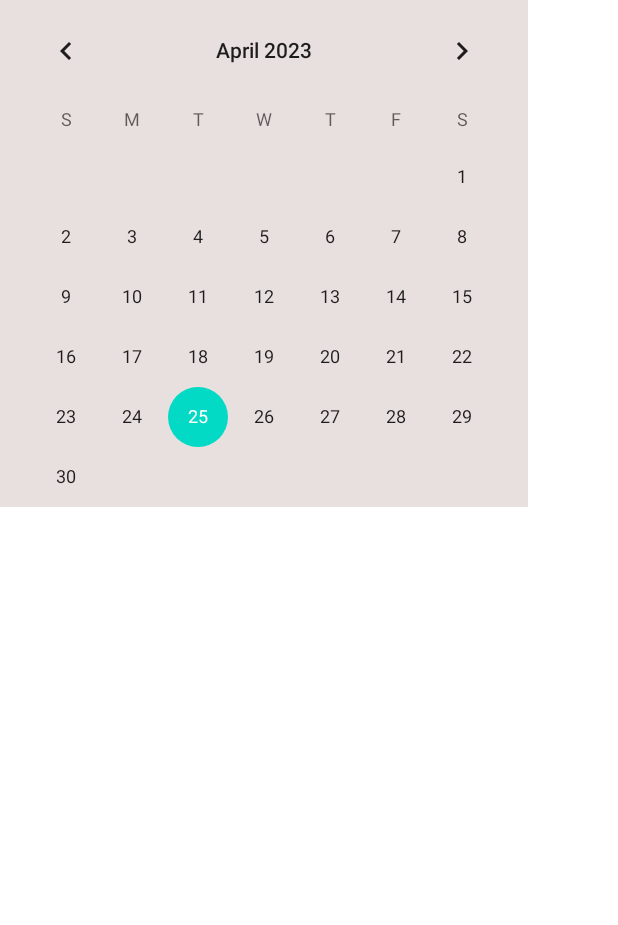
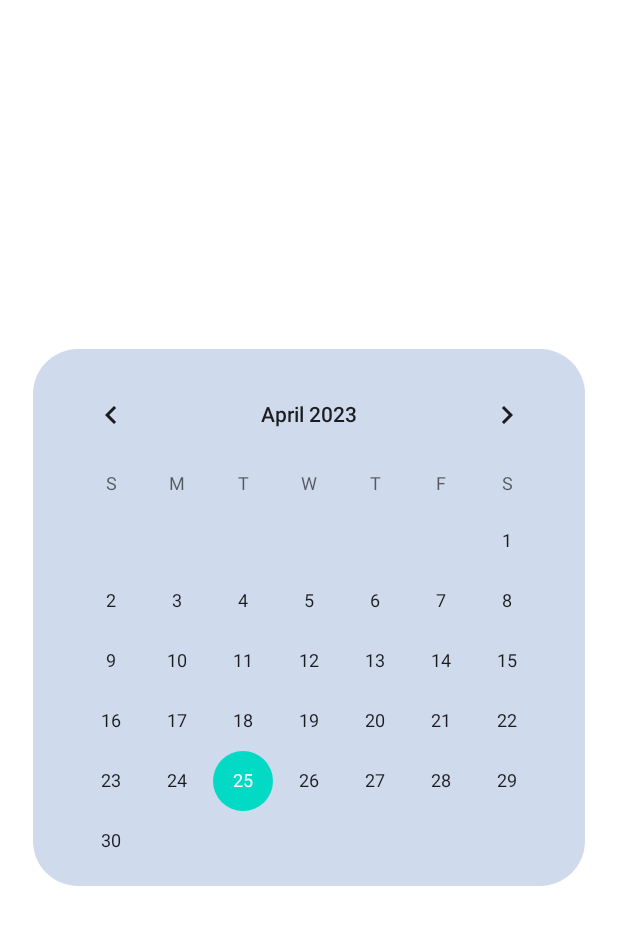
Before and after one commit to qTronor/My_money_moment, an Android app: the layout calendar_view.xml on its own in the app's theme, with its tools: preview values and no code run, on a phone screen of 412 x 824 dp. Shown: the top 925 px of the screen. Run offline under Robolectric (Android 15) with nearby library versions, the phone set to English and light mode, and no system bars.

Commit message:
Some design updates

```diff
--- a/app/src/main/java/com/example/my_mone_moment/fragments/Fragment1.java
+++ b/app/src/main/java/com/example/my_mone_moment/fragments/Fragment1.java
@@ -1,6 +1,8 @@
 package com.example.my_mone_moment.fragments;
 
 import android.app.Dialog;
+import android.graphics.Color;
+import android.graphics.drawable.ColorDrawable;
 import android.os.Bundle;
 import android.view.LayoutInflater;
 import android.view.View;
@@ -45,6 +47,7 @@ public class Fragment1 extends Fragment {
                 fab.setOnClickListener(view1 -> {
                     isRotateFloatBtn = ViewAnimation.rotateFab(view1, !isRotateFloatBtn);
 
+                    expense_dialog.getWindow().setBackgroundDrawable(new ColorDrawable(Color.TRANSPARENT));
                     expense_dialog.setContentView(R.layout.dialog_add);
                     expense_dialog.getWindow().setLayout(ViewGroup.LayoutParams.MATCH_PARENT, ViewGroup.LayoutParams.WRAP_CONTENT);
                     expense_dialog.setCancelable(false);
@@ -71,6 +74,7 @@ public class Fragment1 extends Fragment {
                        Dialog calendar_dialog = new Dialog(getContext());
                        CalendarView calendarView;
 
+                        calendar_dialog.getWindow().setBackgroundDrawable(new ColorDrawable(Color.TRANSPARENT));
                         calendar_dialog.setContentView(R.layout.calendar_view);
                         calendar_dialog.getWindow().setLayout(ViewGroup.LayoutParams.MATCH_PARENT, ViewGroup.LayoutParams.WRAP_CONTENT);
                         calendar_dialog.setCancelable(false);
--- a/app/src/main/res/drawable/dialog_round_add.xml
+++ b/app/src/main/res/drawable/calendar_round.xml
@@ -1,9 +1,14 @@
 <?xml version="1.0" encoding="utf-8"?>
-<shape xmlns:android="http://schemas.android.com/apk/res/android">
+<shape
+    xmlns:android="http://schemas.android.com/apk/res/android"
+    android:shape="rectangle">
+
     <corners android:radius="30dp" />
+
     <padding
         android:bottom="10dp"
         android:left="10dp"
         android:right="10dp"
         android:top="10dp" />
+    <solid android:color="@color/dialog_btn" />
 </shape>
--- a/app/src/main/res/drawable/input_lines_style.xml
+++ /dev/null
@@ -1,6 +0,0 @@
-<?xml version="1.0" encoding="utf-8"?>
-<shape xmlns:android="http://schemas.android.com/apk/res/android">
-    <solid android:color="@color/input_color" />
-    <corners android:radius="10dp">
-    </corners>
-</shape>
--- a/app/src/main/res/drawable/round_style_dialog_btn.xml
+++ b/app/src/main/res/drawable/round_style_dialog_btn.xml
@@ -1,7 +1,7 @@
 <?xml version="1.0" encoding="utf-8"?>
 <shape xmlns:android="http://schemas.android.com/apk/res/android">
     <solid
-        android:color="@color/nice_purple"/>
+        android:color="@color/dialog_btn"/>
     <corners android:radius="20dp">
     </corners>
 </shape>
--- a/app/src/main/res/layout/calendar_view.xml
+++ b/app/src/main/res/layout/calendar_view.xml
@@ -3,10 +3,10 @@
     xmlns:android="http://schemas.android.com/apk/res/android"
     xmlns:app="http://schemas.android.com/apk/res-auto"
     xmlns:tools="http://schemas.android.com/tools"
-    android:layout_width="352dp"
+    android:layout_width="wrap_content"
     android:layout_height="wrap_content"
-    android:background="@color/light_grey"
-
+    android:background="@drawable/calendar_round"
+    android:layout_gravity="center"
     tools:context=".MainActivity">
 
 
@@ -18,7 +18,7 @@
         app:layout_constraintBottom_toBottomOf="parent"
         app:layout_constraintStart_toStartOf="parent"
         app:layout_constraintEnd_toEndOf="parent"
-        app:layout_constraintTop_toTopOf="parent"></CalendarView>
+        app:layout_constraintTop_toTopOf="parent" />
 
 
 </androidx.constraintlayout.widget.ConstraintLayout>
--- a/app/src/main/res/values/colors.xml
+++ b/app/src/main/res/values/colors.xml
@@ -15,6 +15,7 @@
     <color name="light_blue">#50C1E9</color>
     <color name="input_color">#FFF7F7</color>
     <color name="deep_blue">#2c3e4f</color>
+    <color name="dialog_btn">#cfdaec</color>
 
 
 </resources>
```
Also changed, not shown: app/src/main/java/com/example/my_mone_moment/data/Constants.java (+6 -6 lines), app/src/main/java/com/example/my_mone_moment/data/Operation.java (+12 -1 lines), app/src/main/res/drawable/dialog_round.xml (added, +20 -0 lines), app/src/main/res/drawable/gradient_background_add_dialog.xml (deleted, +0 -12 lines), app/src/main/res/layout/dialog_add.xml (+15 -16 lines).
